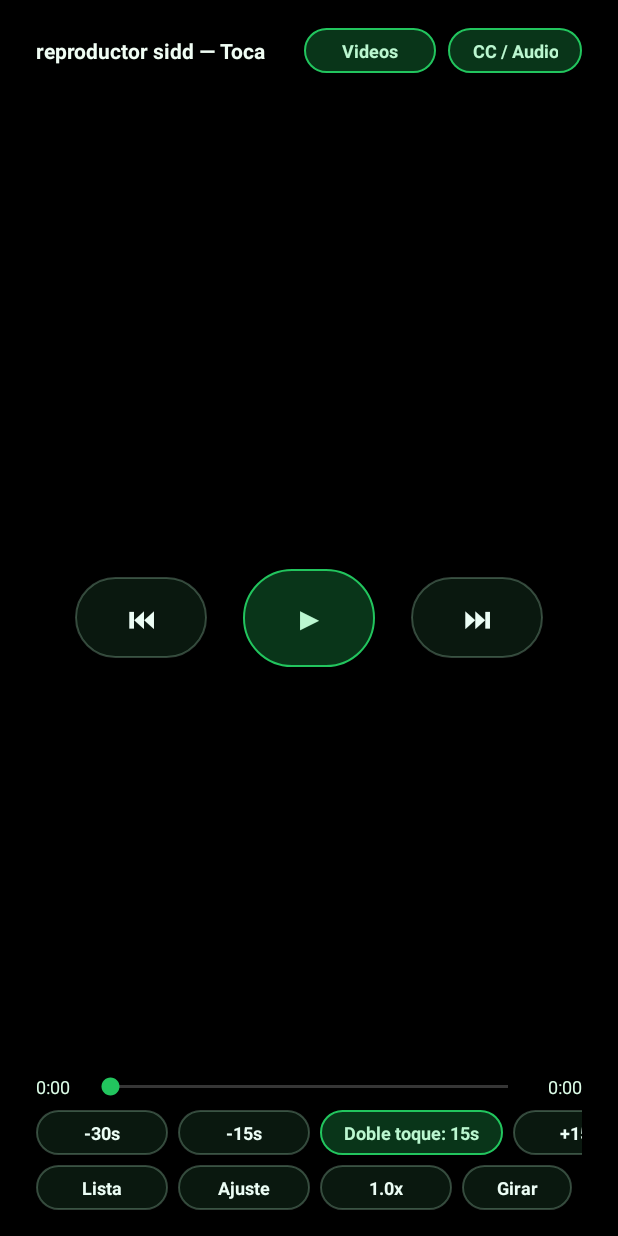
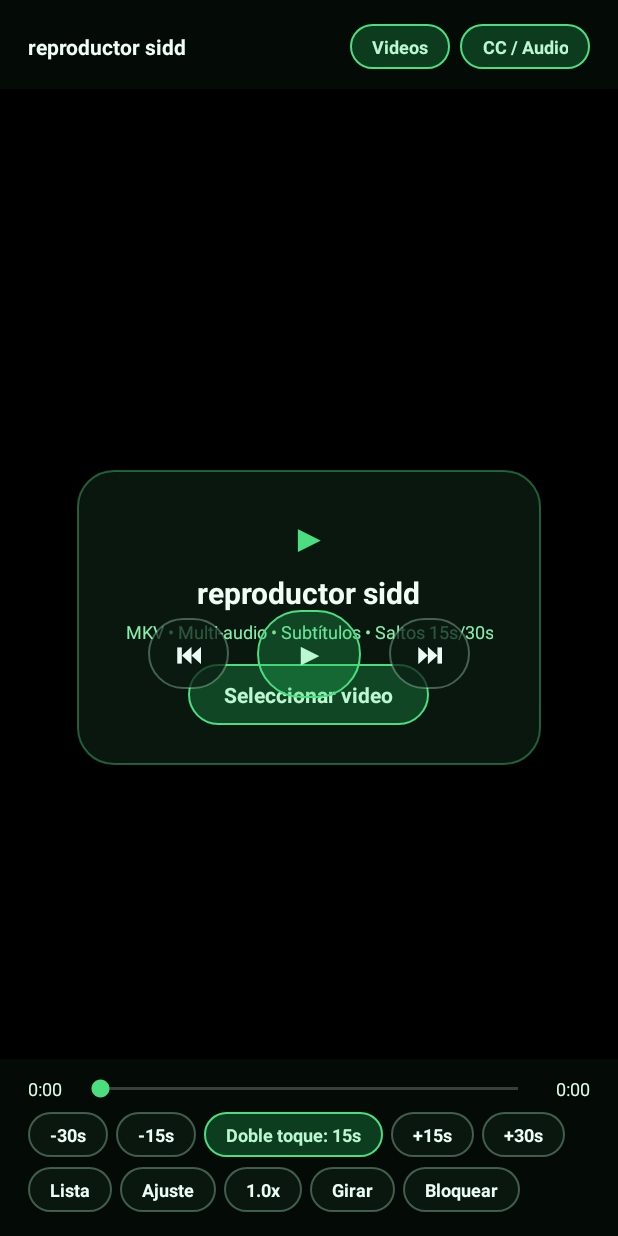
Before and after one commit to cuentalmt17-spec/sidd-vid, an Android app: the screen it shows after launch (MainActivity), on a phone screen of 412 x 824 dp. Run offline under Robolectric (Android 15) with nearby library versions, the phone set to English and light mode, and no system bars.

Commit message:
Update MainActivity.kt

```diff
--- a/app/src/main/java/com/tuapp/reproductor/MainActivity.kt
+++ b/app/src/main/java/com/tuapp/reproductor/MainActivity.kt
@@ -1,3 +1,4 @@
+
 package com.tuapp.reproductor
 
 import android.content.Intent
@@ -12,11 +13,13 @@ import android.os.Bundle
 import android.os.Handler
 import android.os.Looper
 import android.provider.OpenableColumns
+import android.text.TextUtils
 import android.view.GestureDetector
 import android.view.Gravity
 import android.view.MotionEvent
 import android.view.View
 import android.view.ViewGroup
+import android.view.WindowManager
 import android.widget.Button
 import android.widget.FrameLayout
 import android.widget.HorizontalScrollView
@@ -33,6 +36,7 @@ import androidx.core.view.WindowInsetsControllerCompat
 import androidx.media3.common.C
 import androidx.media3.common.MediaItem
 import androidx.media3.common.MimeTypes
+import androidx.media3.common.PlaybackException
 import androidx.media3.common.Player
 import androidx.media3.common.TrackSelectionOverride
 import androidx.media3.exoplayer.ExoPlayer
@@ -46,6 +50,7 @@ class MainActivity : AppCompatActivity() {
     private lateinit var rootLayout: FrameLayout
     private lateinit var playerView: PlayerView
     private lateinit var brightnessOverlay: View
+    private lateinit var emptyCard: LinearLayout
     private lateinit var uiOverlay: FrameLayout
     private lateinit var topBar: LinearLayout
     private lateinit var bottomPanel: LinearLayout
@@ -100,6 +105,7 @@ class MainActivity : AppCompatActivity() {
                 playlist = uris
                 currentIndex = 0
                 externalSubtitleUri = null
+                emptyCard.visibility = View.GONE
                 loadUriAt(0)
             }
         }
@@ -128,6 +134,7 @@ class MainActivity : AppCompatActivity() {
     override fun onCreate(savedInstanceState: Bundle?) {
         super.onCreate(savedInstanceState)
         try {
+            window.addFlags(WindowManager.LayoutParams.FLAG_KEEP_SCREEN_ON)
             WindowCompat.setDecorFitsSystemWindows(window, false)
             hideSystemBars()
             buildUi()
@@ -162,23 +169,28 @@ class MainActivity : AppCompatActivity() {
             textSize = 12f
             typeface = Typeface.DEFAULT_BOLD
             isAllCaps = false
+            maxLines = 1
+            ellipsize = TextUtils.TruncateAt.END
             setTextColor(if (highlighted) Color.parseColor("#BBF7D0") else Color.parseColor("#ECFDF5"))
             background = pillBg(
-                if (highlighted) Color.parseColor("#4422C55E") else Color.parseColor("#AA102417"),
-                if (highlighted) Color.parseColor("#22C55E") else Color.parseColor("#44BBF7D0")
+                if (highlighted) Color.parseColor("#4422C55E") else Color.parseColor("#B80C1C12"),
+                if (highlighted) Color.parseColor("#4ADE80") else Color.parseColor("#55BBF7D0")
             )
-            setPadding(24, 10, 24, 10)
+            setPadding(22, 10, 22, 10)
             minimumHeight = 0
             minHeight = 0
+            minimumWidth = 0
+            minWidth = 0
         }
     }
 
     private fun buildUi() {
         val greenAccent = Color.parseColor("#22C55E")
+        val greenBright = Color.parseColor("#4ADE80")
         val greenSoftText = Color.parseColor("#DCFCE7")
 
         rootLayout = FrameLayout(this).apply {
-            setBackgroundColor(Color.BLACK)
+            setBackgroundColor(Color.parseColor("#07110B"))
             layoutParams = ViewGroup.LayoutParams(
                 ViewGroup.LayoutParams.MATCH_PARENT,
                 ViewGroup.LayoutParams.MATCH_PARENT
@@ -188,7 +200,7 @@ class MainActivity : AppCompatActivity() {
         playerView = PlayerView(this).apply {
             useController = false
             resizeMode = AspectRatioFrameLayout.RESIZE_MODE_FIT
-            setBackgroundColor(Color.BLACK)
+            setBackgroundColor(Color.parseColor("#07110B"))
             layoutParams = FrameLayout.LayoutParams(
                 ViewGroup.LayoutParams.MATCH_PARENT,
                 ViewGroup.LayoutParams.MATCH_PARENT
@@ -206,6 +218,74 @@ class MainActivity : AppCompatActivity() {
         }
         rootLayout.addView(brightnessOverlay)
 
+        // Tarjeta de bienvenida mientras no hay video cargado
+        emptyCard = LinearLayout(this).apply {
+            orientation = LinearLayout.VERTICAL
+            gravity = Gravity.CENTER
+            background = pillBg(
+                Color.parseColor("#E60B1A11"),
+                Color.parseColor("#664ADE80"),
+                36f
+            )
+            setPadding(48, 40, 48, 40)
+            layoutParams = FrameLayout.LayoutParams(
+                ViewGroup.LayoutParams.WRAP_CONTENT,
+                ViewGroup.LayoutParams.WRAP_CONTENT,
+                Gravity.CENTER
+            ).apply {
+                leftMargin = 40
+                rightMargin = 40
+            }
+        }
+
+        val badgeText = TextView(this).apply {
+            text = "▶"
+            textSize = 26f
+            setTextColor(greenBright)
+            gravity = Gravity.CENTER
+        }
+
+        val appHeading = TextView(this).apply {
+            text = "reproductor sidd"
+            textSize = 20f
+            typeface = Typeface.DEFAULT_BOLD
+            setTextColor(Color.parseColor("#F0FDF4"))
+            gravity = Gravity.CENTER
+            layoutParams = LinearLayout.LayoutParams(
+                ViewGroup.LayoutParams.WRAP_CONTENT,
+                ViewGroup.LayoutParams.WRAP_CONTENT
+            ).apply { topMargin = 8 }
+        }
+
+        val appSub = TextView(this).apply {
+            text = "MKV • Multi-audio • Subtítulos • Saltos 15s/30s"
+            textSize = 12f
+            setTextColor(Color.parseColor("#86EFAC"))
+            gravity = Gravity.CENTER
+            layoutParams = LinearLayout.LayoutParams(
+                ViewGroup.LayoutParams.WRAP_CONTENT,
+                ViewGroup.LayoutParams.WRAP_CONTENT
+            ).apply { topMargin = 6 }
+        }
+
+        val choosePrimaryBtn = makeChipButton("Seleccionar video", highlighted = true).apply {
+            textSize = 14f
+            setPadding(36, 16, 36, 16)
+            layoutParams = LinearLayout.LayoutParams(
+                ViewGroup.LayoutParams.WRAP_CONTENT,
+                ViewGroup.LayoutParams.WRAP_CONTENT
+            ).apply { topMargin = 20 }
+            setOnClickListener {
+                pickVideosLauncher.launch(arrayOf("video/*"))
+            }
+        }
+
+        emptyCard.addView(badgeText)
+        emptyCard.addView(appHeading)
+        emptyCard.addView(appSub)
+        emptyCard.addView(choosePrimaryBtn)
+        rootLayout.addView(emptyCard)
+
         uiOverlay = FrameLayout(this).apply {
             layoutParams = FrameLayout.LayoutParams(
                 ViewGroup.LayoutParams.MATCH_PARENT,
@@ -216,8 +296,8 @@ class MainActivity : AppCompatActivity() {
         topBar = LinearLayout(this).apply {
             orientation = LinearLayout.HORIZONTAL
             gravity = Gravity.CENTER_VERTICAL
-            setBackgroundColor(Color.parseColor("#88000000"))
-            setPadding(36, 28, 36, 24)
+            setBackgroundColor(Color.parseColor("#9907110B"))
+            setPadding(28, 24, 28, 20)
             layoutParams = FrameLayout.LayoutParams(
                 ViewGroup.LayoutParams.MATCH_PARENT,
                 ViewGroup.LayoutParams.WRAP_CONTENT,
@@ -226,12 +306,15 @@ class MainActivity : AppCompatActivity() {
         }
 
         titleText = TextView(this).apply {
-            text = "reproductor sidd — Toca Videos para elegir"
+            text = "reproductor sidd"
             textSize = 14f
             typeface = Typeface.DEFAULT_BOLD
             setTextColor(Color.parseColor("#F0FDF4"))
             maxLines = 1
-            layoutParams = LinearLayout.LayoutParams(0, ViewGroup.LayoutParams.WRAP_CONTENT, 1f)
+            ellipsize = TextUtils.TruncateAt.END
+            layoutParams = LinearLayout.LayoutParams(0, ViewGroup.LayoutParams.WRAP_CONTENT, 1f).apply {
+                rightMargin = 12
+            }
         }
 
         val openBtn = makeChipButton("Videos", highlighted = true).apply {
@@ -245,7 +328,7 @@ class MainActivity : AppCompatActivity() {
             layoutParams = LinearLayout.LayoutParams(
                 ViewGroup.LayoutParams.WRAP_CONTENT,
                 ViewGroup.LayoutParams.WRAP_CONTENT
-            ).apply { leftMargin = 12 }
+            ).apply { leftMargin = 10 }
             setOnClickListener {
                 showTracksDialog()
                 resetHideTimer()
@@ -264,24 +347,26 @@ class MainActivity : AppCompatActivity() {
                 ViewGroup.LayoutParams.WRAP_CONTENT,
                 ViewGroup.LayoutParams.WRAP_CONTENT,
                 Gravity.CENTER
-            )
+            ).apply {
+                topMargin = 36
+            }
         }
 
         val backBtn = makeChipButton("⏮").apply {
-            textSize = 18f
-            setPadding(32, 22, 32, 22)
+            textSize = 17f
+            setPadding(28, 18, 28, 18)
             setOnClickListener { jumpBy(-doubleTapStepMs) }
         }
 
         playPauseBtn = makeChipButton("▶", highlighted = true).apply {
-            textSize = 20f
-            setPadding(42, 28, 42, 28)
+            textSize = 19f
+            setPadding(38, 24, 38, 24)
             layoutParams = LinearLayout.LayoutParams(
                 ViewGroup.LayoutParams.WRAP_CONTENT,
                 ViewGroup.LayoutParams.WRAP_CONTENT
             ).apply {
-                leftMargin = 36
-                rightMargin = 36
+                leftMargin = 28
+                rightMargin = 28
             }
             setOnClickListener {
                 val p = player ?: return@setOnClickListener
@@ -297,8 +382,8 @@ class MainActivity : AppCompatActivity() {
         }
 
         val fwdBtn = makeChipButton("⏭").apply {
-            textSize = 18f
-            setPadding(32, 22, 32, 22)
+            textSize = 17f
+            setPadding(28, 18, 28, 18)
             setOnClickListener { jumpBy(doubleTapStepMs) }
         }
 
@@ -309,8 +394,8 @@ class MainActivity : AppCompatActivity() {
 
         bottomPanel = LinearLayout(this).apply {
             orientation = LinearLayout.VERTICAL
-            setBackgroundColor(Color.parseColor("#99000000"))
-            setPadding(36, 18, 36, 26)
+            setBackgroundColor(Color.parseColor("#B307110B"))
+            setPadding(28, 16, 28, 24)
             layoutParams = FrameLayout.LayoutParams(
                 ViewGroup.LayoutParams.MATCH_PARENT,
                 ViewGroup.LayoutParams.WRAP_CONTENT,
@@ -335,11 +420,11 @@ class MainActivity : AppCompatActivity() {
 
         seekBar = SeekBar(this).apply {
             max = 1000
-            progressTintList = ColorStateList.valueOf(greenAccent)
-            thumbTintList = ColorStateList.valueOf(greenAccent)
+            progressTintList = ColorStateList.valueOf(greenBright)
+            thumbTintList = ColorStateList.valueOf(greenBright)
             layoutParams = LinearLayout.LayoutParams(0, ViewGroup.LayoutParams.WRAP_CONTENT, 1f).apply {
-                leftMargin = 16
-                rightMargin = 16
+                leftMargin = 14
+                rightMargin = 14
             }
             setOnSeekBarChangeListener(object : SeekBar.OnSeekBarChangeListener {
                 override fun onProgressChanged(sb: SeekBar?, progress: Int, fromUser: Boolean) {
@@ -389,7 +474,7 @@ class MainActivity : AppCompatActivity() {
 
         val jumpRow = LinearLayout(this).apply {
             orientation = LinearLayout.HORIZONTAL
-            gravity = Gravity.CENTER
+            gravity = Gravity.CENTER_VERTICAL
         }
 
         val b30 = makeChipButton("-30s").apply { setOnClickListener { jumpBy(-30_000L) } }
@@ -406,24 +491,24 @@ class MainActivity : AppCompatActivity() {
         val f15 = makeChipButton("+15s").apply { setOnClickListener { jumpBy(15_000L) } }
         val f30 = makeChipButton("+30s").apply { setOnClickListener { jumpBy(30_000L) } }
 
-        val chipMargin = LinearLayout.LayoutParams(
+        val right8 = LinearLayout.LayoutParams(
             ViewGroup.LayoutParams.WRAP_CONTENT,
             ViewGroup.LayoutParams.WRAP_CONTENT
-        ).apply { rightMargin = 10 }
+        ).apply { rightMargin = 8 }
 
-        b30.layoutParams = chipMargin
+        b30.layoutParams = right8
         b15.layoutParams = LinearLayout.LayoutParams(
             ViewGroup.LayoutParams.WRAP_CONTENT,
             ViewGroup.LayoutParams.WRAP_CONTENT
-        ).apply { rightMargin = 10 }
+        ).apply { rightMargin = 8 }
         stepToggleBtn.layoutParams = LinearLayout.LayoutParams(
             ViewGroup.LayoutParams.WRAP_CONTENT,
             ViewGroup.LayoutParams.WRAP_CONTENT
-        ).apply { rightMargin = 10 }
+        ).apply { rightMargin = 8 }
         f15.layoutParams = LinearLayout.LayoutParams(
             ViewGroup.LayoutParams.WRAP_CONTENT,
             ViewGroup.LayoutParams.WRAP_CONTENT
-        ).apply { rightMargin = 10 }
+        ).apply { rightMargin = 8 }
 
         jumpRow.addView(b30)
         jumpRow.addView(b15)
@@ -433,13 +518,17 @@ class MainActivity : AppCompatActivity() {
         jumpScroll.addView(jumpRow)
         bottomPanel.addView(jumpScroll)
 
-        val toolsRow = LinearLayout(this).apply {
-            orientation = LinearLayout.HORIZONTAL
-            gravity = Gravity.CENTER_VERTICAL
+        val toolsScroll = HorizontalScrollView(this).apply {
+            isHorizontalScrollBarEnabled = false
             layoutParams = LinearLayout.LayoutParams(
                 ViewGroup.LayoutParams.MATCH_PARENT,
                 ViewGroup.LayoutParams.WRAP_CONTENT
             ).apply { topMargin = 10 }
+        }
+
+        val toolsRow = LinearLayout(this).apply {
+            orientation = LinearLayout.HORIZONTAL
+            gravity = Gravity.CENTER_VERTICAL
         }
 
         val listBtn = makeChipButton("Lista").apply {
@@ -495,34 +584,30 @@ class MainActivity : AppCompatActivity() {
             }
         }
 
-        val space = View(this).apply {
-            layoutParams = LinearLayout.LayoutParams(0, 1, 1f)
-        }
-
         listBtn.layoutParams = LinearLayout.LayoutParams(
             ViewGroup.LayoutParams.WRAP_CONTENT,
             ViewGroup.LayoutParams.WRAP_CONTENT
-        ).apply { rightMargin = 10 }
+        ).apply { rightMargin = 8 }
         zoomBtn.layoutParams = LinearLayout.LayoutParams(
             ViewGroup.LayoutParams.WRAP_CONTENT,
             ViewGroup.LayoutParams.WRAP_CONTENT
-        ).apply { rightMargin = 10 }
+        ).apply { rightMargin = 8 }
         speedBtn.layoutParams = LinearLayout.LayoutParams(
             ViewGroup.LayoutParams.WRAP_CONTENT,
             ViewGroup.LayoutParams.WRAP_CONTENT
-        ).apply { rightMargin = 10 }
+        ).apply { rightMargin = 8 }
         rotateBtn.layoutParams = LinearLayout.LayoutParams(
             ViewGroup.LayoutParams.WRAP_CONTENT,
             ViewGroup.LayoutParams.WRAP_CONTENT
-        ).apply { rightMargin = 10 }
+        ).apply { rightMargin = 8 }
 
         toolsRow.addView(listBtn)
         toolsRow.addView(zoomBtn)
         toolsRow.addView(speedBtn)
         toolsRow.addView(rotateBtn)
-        toolsRow.addView(space)
         toolsRow.addView(lockBtn)
-        bottomPanel.addView(toolsRow)
+        toolsScroll.addView(toolsRow)
+        bottomPanel.addView(toolsScroll)
 
         uiOverlay.addView(bottomPanel)
         rootLayout.addView(uiOverlay)
@@ -532,7 +617,7 @@ class MainActivity : AppCompatActivity() {
             textSize = 14f
             typeface = Typeface.DEFAULT_BOLD
             setTextColor(Color.parseColor("#ECFDF5"))
-            background = pillBg(Color.parseColor("#D90C1C12"), greenAccent, 24f)
+            background = pillBg(Color.parseColor("#E60B1A11"), greenAccent, 24f)
             setPadding(36, 20, 36, 20)
             layoutParams = FrameLayout.LayoutParams(
                 ViewGroup.LayoutParams.WRAP_CONTENT,
@@ -656,6 +741,15 @@ class MainActivity : AppCompatActivity() {
                             loadUriAt(currentIndex + 1)
                         }
                     }
+
+                    override fun onPlayerError(error: PlaybackException) {
+                        showHud("Error: ${error.errorCodeName}")
+                        Toast.makeText(
+                            this@MainActivity,
+                            "No se pudo reproducir (${error.errorCodeName})",
+                            Toast.LENGTH_LONG
+                        ).show()
+                    }
                 })
             }
             player = exo
@@ -669,8 +763,9 @@ class MainActivity : AppCompatActivity() {
     private fun loadUriAt(index: Int, startPositionMs: Long = 0L) {
         val p = player ?: return
         if (index !in playlist.indices) return
+        emptyCard.visibility = View.GONE
         val uri = playlist[index]
-        titleText.text = queryDisplayName(uri) ?: "Video"
+        titleText.text = queryDisplayName(uri) ?: "reproductor sidd"
 
         val builder = MediaItem.Builder().setUri(uri)
         externalSubtitleUri?.let { subUri ->
```
